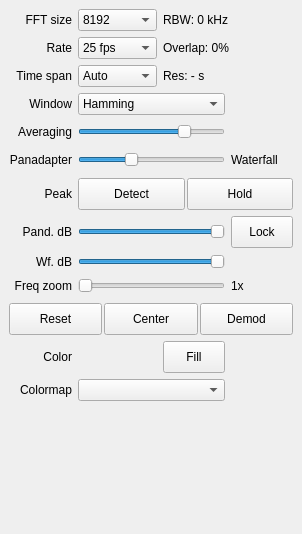
Old version of the form src/qtgui/dockfft.ui in the repository gqrx-sdr/gqrx.
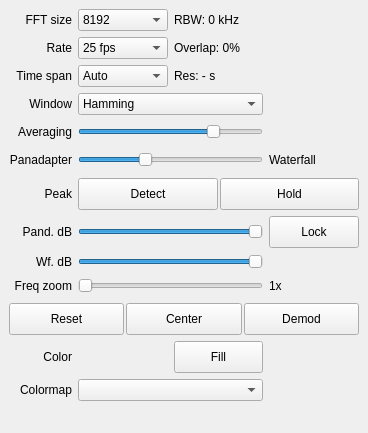
New version of the form. Icons and pictures are not drawn. Custom widgets are drawn as their Qt base class.

Commit message:
Resize FFT options window
The FFT options window has too small a minimum size, and some of the
items on the right can end up hidden.

What changed in the file:
```diff
--- a/src/qtgui/dockfft.ui
+++ b/src/qtgui/dockfft.ui
@@ -6,8 +6,8 @@
    <rect>
     <x>0</x>
     <y>0</y>
-    <width>302</width>
-    <height>534</height>
+    <width>368</width>
+    <height>433</height>
    </rect>
   </property>
   <property name="sizePolicy">
@@ -18,8 +18,8 @@
   </property>
   <property name="minimumSize">
    <size>
-    <width>280</width>
-    <height>200</height>
+    <width>368</width>
+    <height>433</height>
    </size>
   </property>
   <property name="maximumSize">
@@ -71,8 +71,8 @@
         <rect>
          <x>0</x>
          <y>0</y>
-         <width>284</width>
-         <height>497</height>
+         <width>348</width>
+         <height>487</height>
         </rect>
        </property>
        <layout class="QVBoxLayout" name="verticalLayout">
```
